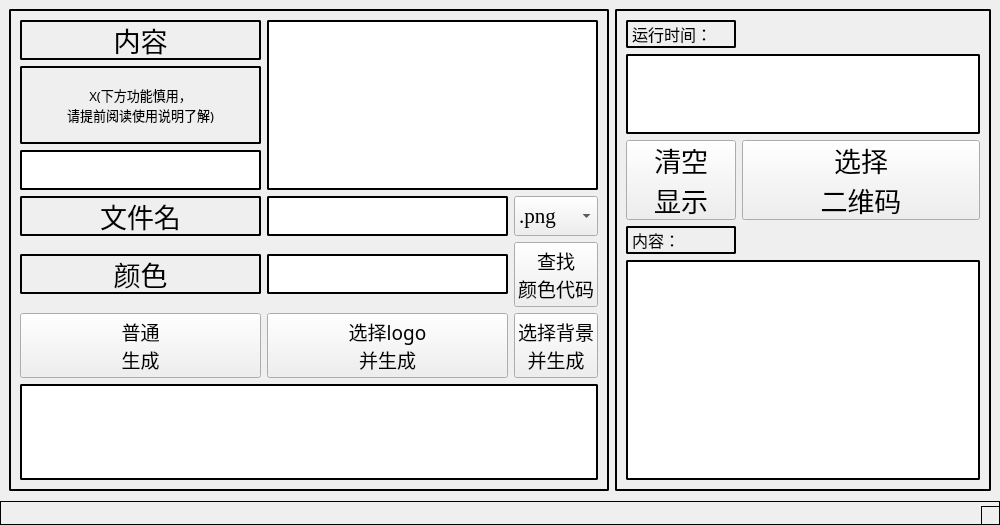
The window that UI.ui (BUCTPJP/QRCode-Tool-LSG) describes before a commit, drawn with Qt 5.
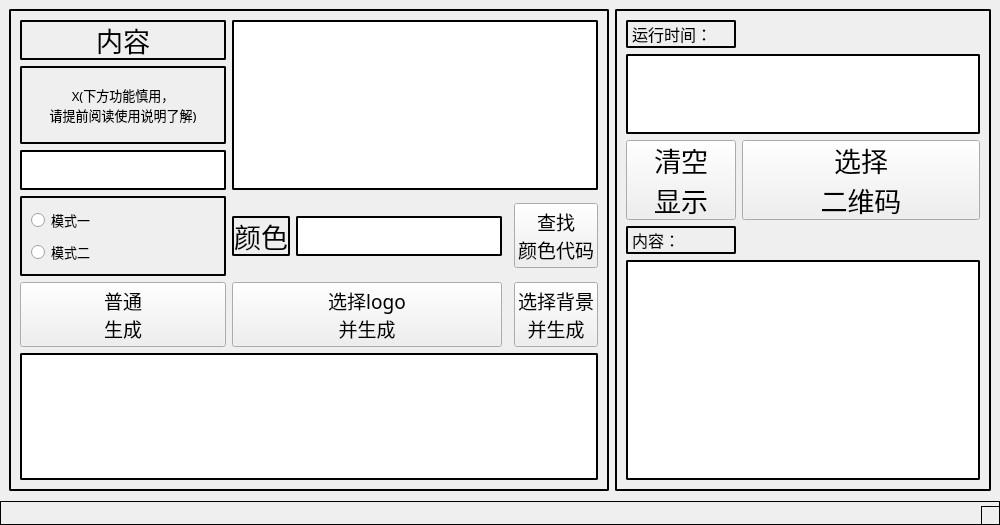
The same window after the commit. Icons and pictures are not drawn.

Commit message: 1.修复了不能设置颜色的bug 2.上传了不同模式下的示例图片

Diff of the .ui file:
```diff
--- a/UI.ui
+++ b/UI.ui
@@ -55,30 +55,18 @@
        <enum>QFrame::Raised</enum>
       </property>
       <layout class="QGridLayout" name="gridLayout">
-       <item row="4" column="0">
-        <widget class="QLabel" name="tip3">
-         <property name="maximumSize">
-          <size>
-           <width>16777215</width>
-           <height>40</height>
-          </size>
-         </property>
+       <item row="10" column="1" colspan="5">
+        <widget class="QTextBrowser" name="text4">
          <property name="font">
           <font>
            <family>喻兵行楷</family>
-           <pointsize>20</pointsize>
+           <pointsize>12</pointsize>
           </font>
          </property>
-         <property name="text">
-          <string>颜色</string>
-         </property>
-         <property name="alignment">
-          <set>Qt::AlignCenter</set>
-         </property>
         </widget>
        </item>
-       <item row="5" column="1">
-        <widget class="QPushButton" name="button2">
+       <item row="5" column="5">
+        <widget class="QPushButton" name="button4">
          <property name="font">
           <font>
            <family>喻兵行楷</family>
@@ -86,36 +74,12 @@
           </font>
          </property>
          <property name="text">
-          <string>选择logo
-并生成</string>
+          <string>查找
+颜色代码</string>
          </property>
         </widget>
        </item>
-       <item row="4" column="1">
-        <widget class="QTextEdit" name="text3">
-         <property name="maximumSize">
-          <size>
-           <width>16777215</width>
-           <height>40</height>
-          </size>
-         </property>
-         <property name="font">
-          <font>
-           <family>Times New Roman</family>
-           <pointsize>14</pointsize>
-           <weight>75</weight>
-           <bold>true</bold>
-          </font>
-         </property>
-         <property name="frameShadow">
-          <enum>QFrame::Raised</enum>
-         </property>
-         <property name="lineWidth">
-          <number>7</number>
-         </property>
-        </widget>
-       </item>
-       <item row="0" column="1" rowspan="3" colspan="2">
+       <item row="0" column="2" rowspan="3" colspan="4">
         <widget class="QTextEdit" name="text1">
          <property name="minimumSize">
           <size>
@@ -131,8 +95,42 @@
          </property>
         </widget>
        </item>
-       <item row="3" column="1">
-        <widget class="QTextEdit" name="text2">
+       <item row="0" column="1">
+        <widget class="QLabel" name="tip1">
+         <property name="minimumSize">
+          <size>
+           <width>0</width>
+           <height>40</height>
+          </size>
+         </property>
+         <property name="maximumSize">
+          <size>
+           <width>16777215</width>
+           <height>40</height>
+          </size>
+         </property>
+         <property name="font">
+          <font>
+           <family>喻兵行楷</family>
+           <pointsize>20</pointsize>
+          </font>
+         </property>
+         <property name="text">
+          <string>内容</string>
+         </property>
+         <property name="alignment">
+          <set>Qt::AlignCenter</set>
+         </property>
+        </widget>
+       </item>
+       <item row="2" column="1">
+        <widget class="QTextEdit" name="text7">
+         <property name="minimumSize">
+          <size>
+           <width>0</width>
+           <height>40</height>
+          </size>
+         </property>
          <property name="maximumSize">
           <size>
            <width>16777215</width>
@@ -143,13 +141,49 @@
           <font>
            <family>Times New Roman</family>
            <pointsize>14</pointsize>
-           <weight>50</weight>
-           <bold>false</bold>
+           <weight>75</weight>
+           <bold>true</bold>
           </font>
          </property>
         </widget>
        </item>
        <item row="5" column="2">
+        <widget class="QLabel" name="tip3">
+         <property name="maximumSize">
+          <size>
+           <width>80</width>
+           <height>40</height>
+          </size>
+         </property>
+         <property name="font">
+          <font>
+           <family>喻兵行楷</family>
+           <pointsize>20</pointsize>
+          </font>
+         </property>
+         <property name="text">
+          <string>颜色</string>
+         </property>
+         <property name="alignment">
+          <set>Qt::AlignCenter</set>
+         </property>
+        </widget>
+       </item>
+       <item row="9" column="2" colspan="2">
+        <widget class="QPushButton" name="button2">
+         <property name="font">
+          <font>
+           <family>喻兵行楷</family>
+           <pointsize>14</pointsize>
+          </font>
+         </property>
+         <property name="text">
+          <string>选择logo
+并生成</string>
+         </property>
+        </widget>
+       </item>
+       <item row="9" column="5">
         <widget class="QPushButton" name="button3">
          <property name="font">
           <font>
@@ -163,113 +197,7 @@
          </property>
         </widget>
        </item>
-       <item row="4" column="2">
-        <widget class="QPushButton" name="button4">
-         <property name="font">
-          <font>
-           <family>喻兵行楷</family>
-           <pointsize>14</pointsize>
-          </font>
-         </property>
-         <property name="text">
-          <string>查找
-颜色代码</string>
-         </property>
-        </widget>
-       </item>
-       <item row="3" column="2">
-        <widget class="QComboBox" name="comboBox">
-         <property name="maximumSize">
-          <size>
-           <width>16777215</width>
-           <height>40</height>
-          </size>
-         </property>
-         <property name="font">
-          <font>
-           <family>Times New Roman</family>
-           <pointsize>16</pointsize>
-           <weight>50</weight>
-           <italic>false</italic>
-           <bold>false</bold>
-          </font>
-         </property>
-         <property name="statusTip">
-          <string/>
-         </property>
-         <item>
-          <property name="text">
-           <string>.png</string>
-          </property>
-         </item>
-         <item>
-          <property name="text">
-           <string>.jpg</string>
-          </property>
-         </item>
-        </widget>
-       </item>
-       <item row="6" column="0" colspan="3">
-        <widget class="QTextBrowser" name="text4">
-         <property name="font">
-          <font>
-           <family>喻兵行楷</family>
-           <pointsize>12</pointsize>
-          </font>
-         </property>
-        </widget>
-       </item>
-       <item row="3" column="0">
-        <widget class="QLabel" name="tip2">
-         <property name="maximumSize">
-          <size>
-           <width>16777215</width>
-           <height>40</height>
-          </size>
-         </property>
-         <property name="font">
-          <font>
-           <family>喻兵行楷</family>
-           <pointsize>20</pointsize>
-          </font>
-         </property>
-         <property name="text">
-          <string>文件名</string>
-         </property>
-         <property name="alignment">
-          <set>Qt::AlignCenter</set>
-         </property>
-        </widget>
-       </item>
-       <item row="0" column="0">
-        <widget class="QLabel" name="tip1">
-         <property name="minimumSize">
-          <size>
-           <width>0</width>
-           <height>40</height>
-          </size>
-         </property>
-         <property name="maximumSize">
-          <size>
-           <width>16777215</width>
-           <height>40</height>
-          </size>
-         </property>
-         <property name="font">
-          <font>
-           <family>喻兵行楷</family>
-           <pointsize>20</pointsize>
-          </font>
-         </property>
-         <property name="text">
-          <string>内容</string>
-         </property>
-         <property name="alignment">
-          <set>Qt::AlignCenter</set>
-         </property>
-        </widget>
-       </item>
-       <item row="5" column="0">
+       <item row="9" column="1">
         <widget class="QPushButton" name="button1">
          <property name="font">
           <font>
@@ -283,7 +211,69 @@
          </property>
         </widget>
        </item>
-       <item row="1" column="0">
+       <item row="5" column="1">
+        <widget class="QFrame" name="frame_3">
+         <property name="frameShape">
+          <enum>QFrame::StyledPanel</enum>
+         </property>
+         <property name="frameShadow">
+          <enum>QFrame::Raised</enum>
+         </property>
+         <layout class="QVBoxLayout" name="verticalLayout">
+          <item>
+           <widget class="QRadioButton" name="mod1">
+            <property name="font">
+             <font>
+              <family>黑体</family>
+              <pointsize>10</pointsize>
+             </font>
+            </property>
+            <property name="text">
+             <string>模式一</string>
+            </property>
+           </widget>
+          </item>
+          <item>
+           <widget class="QRadioButton" name="mod2">
+            <property name="font">
+             <font>
+              <family>黑体</family>
+              <pointsize>10</pointsize>
+             </font>
+            </property>
+            <property name="text">
+             <string>模式二</string>
+            </property>
+           </widget>
+          </item>
+         </layout>
+        </widget>
+       </item>
+       <item row="5" column="3">
+        <widget class="QTextEdit" name="text3">
+         <property name="maximumSize">
+          <size>
+           <width>16777215</width>
+           <height>40</height>
+          </size>
+         </property>
+         <property name="font">
+          <font>
+           <family>Times New Roman</family>
+           <pointsize>10</pointsize>
+           <weight>50</weight>
+           <bold>false</bold>
+          </font>
+         </property>
+         <property name="frameShadow">
+          <enum>QFrame::Raised</enum>
+         </property>
+         <property name="lineWidth">
+          <number>7</number>
+         </property>
+        </widget>
+       </item>
+       <item row="1" column="1">
         <widget class="QLabel" name="tip6">
          <property name="font">
           <font>
@@ -300,30 +290,6 @@
          </property>
         </widget>
        </item>
-       <item row="2" column="0">
-        <widget class="QTextEdit" name="text7">
-         <property name="minimumSize">
-          <size>
-           <width>0</width>
-           <height>40</height>
-          </size>
-         </property>
-         <property name="maximumSize">
-          <size>
-           <width>16777215</width>
-           <height>40</height>
-          </size>
-         </property>
-         <property name="font">
-          <font>
-           <family>Times New Roman</family>
-           <pointsize>14</pointsize>
-           <weight>75</weight>
-           <bold>true</bold>
-          </font>
-         </property>
-        </widget>
-       </item>
       </layout>
      </widget>
     </item>
```
The commit also changes 11 other files.
